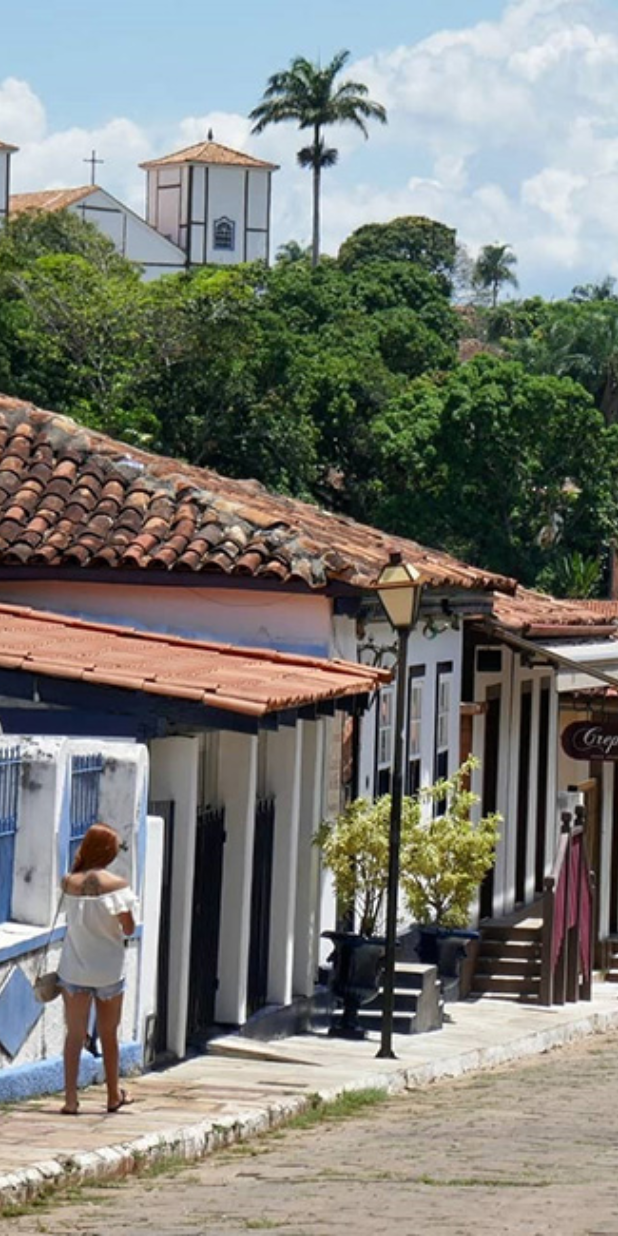
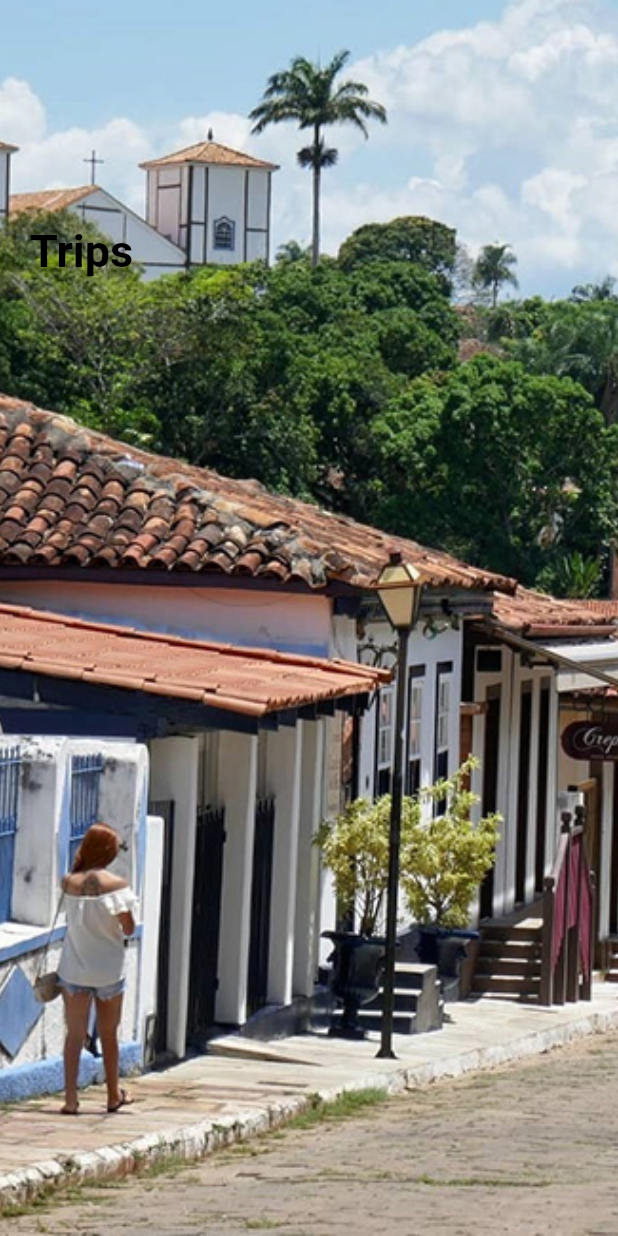
Before and after one commit to emilson-silva/flutter_cubit, a Flutter app: the screen it shows after launch, on a phone screen of 412 x 824 dp. Run offline on Flutter 3.47's test engine with Material 2 defaults, Android fonts, the light colour scheme and no system bars.

Commit message:
Criação dos widgets

```diff
--- a/lib/pages/welcome_page.dart
+++ b/lib/pages/welcome_page.dart
@@ -1,4 +1,5 @@
 import 'package:flutter/material.dart';
+import 'package:flutter_cubit/widgets/app_large_text.dart';
 
 class WelcomePage extends StatefulWidget {
   const WelcomePage({Key? key}) : super(key: key);
@@ -37,7 +38,11 @@ class _WelcomePageState extends State<WelcomePage> {
                 ),
                 child: Row(
                   children: [
-                    Column(),
+                    Column(
+                      children: [
+                        AppLargeTerxt(text: "Trips"),
+                      ],
+                    ),
                   ],
                 ),
               ),
--- /dev/null
+++ b/lib/widgets/app_large_text.dart
@@ -0,0 +1,26 @@
+import 'package:flutter/material.dart';
+
+class AppLargeTerxt extends StatelessWidget {
+  double size;
+  final String text;
+  final Color color;
+
+  AppLargeTerxt({
+    Key? key,
+     this.size = 30,
+    required this.text,
+     this.color = Colors.black,
+  }) : super(key: key);
+
+  @override
+  Widget build(BuildContext context) {
+    return Text(
+      text,
+      style: TextStyle(
+        color: color,
+        fontSize: size,
+        fontWeight: FontWeight.bold,
+      ),
+    );
+  }
+}
```
Also changed, not shown: pubspec.yaml (+4 -61 lines), lib/widgets/app_text.dart (added).
